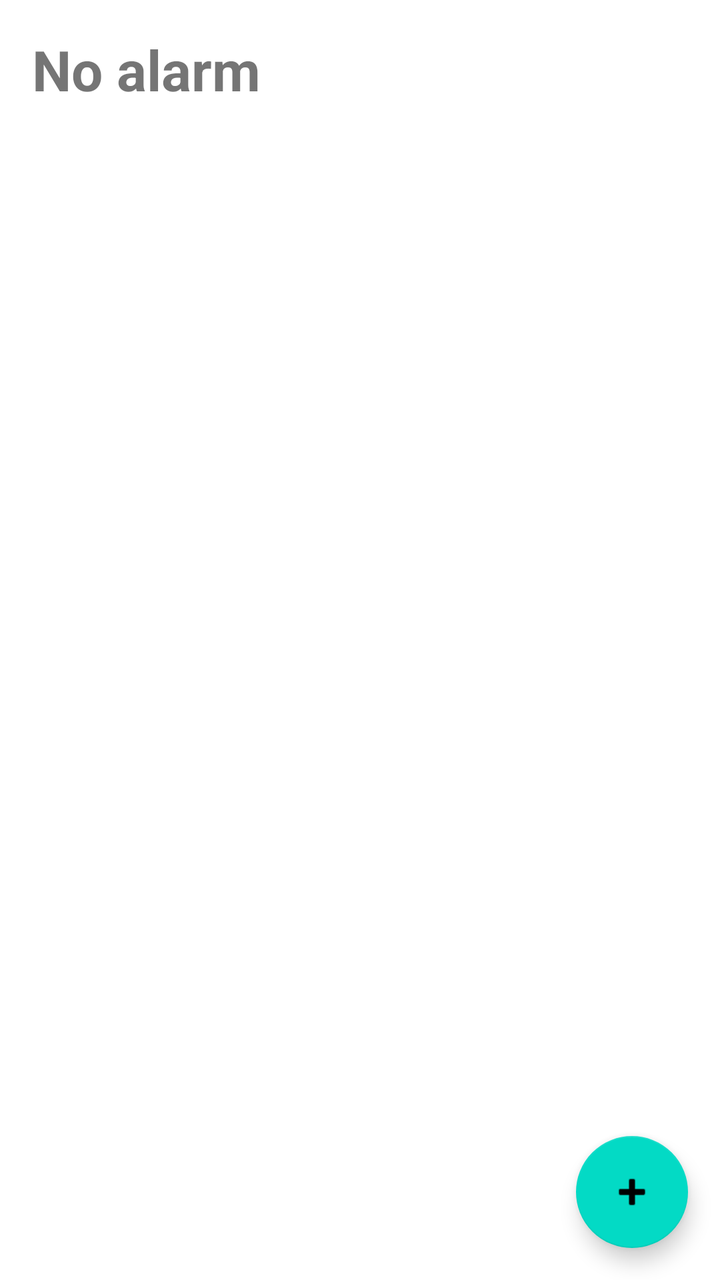
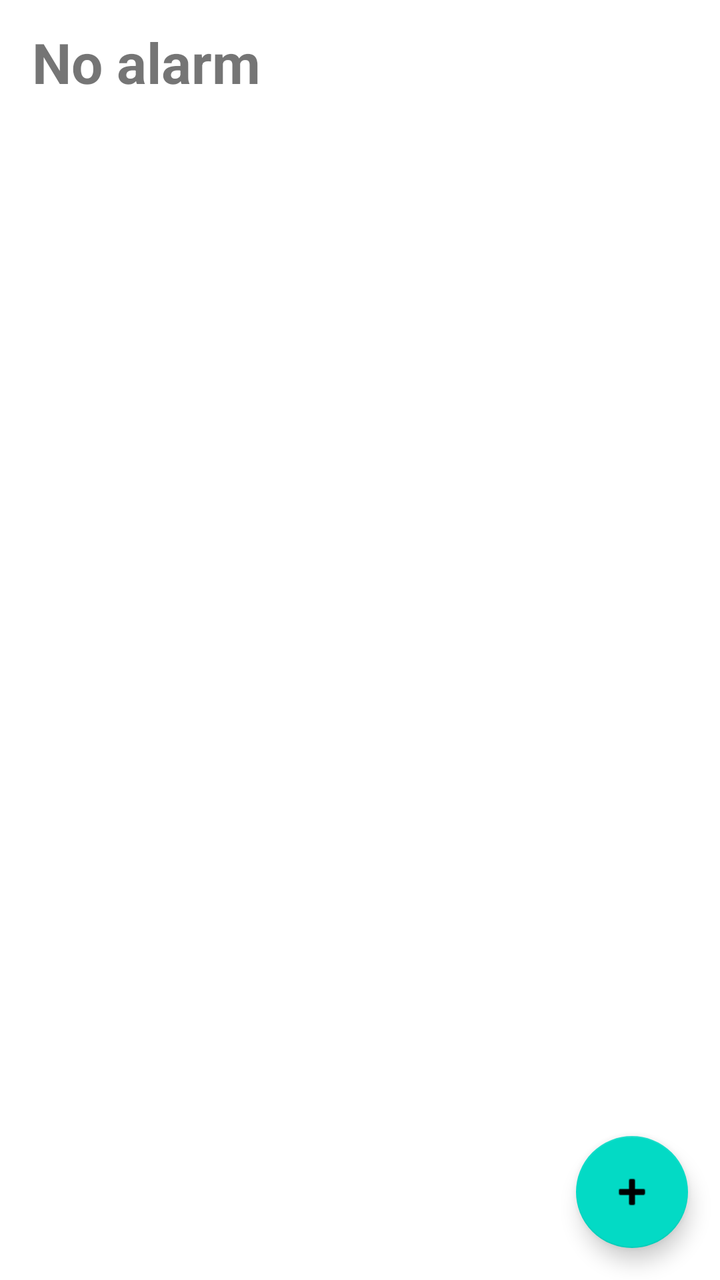

An Android layout rendered at two revisions. The XML below is the earlier revision; the diff shows what the commit changed to produce the second picture.
<!-- AndroidManifest.xml: application theme Theme.Alarmy -->
<!-- res/layout/activity_main.xml -->
<?xml version="1.0" encoding="utf-8"?>
<androidx.coordinatorlayout.widget.CoordinatorLayout
    xmlns:android="http://schemas.android.com/apk/res/android"
    xmlns:app="http://schemas.android.com/apk/res-auto"
    android:layout_width="match_parent"
    android:layout_height="match_parent"
    android:background="?attr/colorSurface">

    <LinearLayout
        android:layout_width="match_parent"
        android:layout_height="match_parent"
        android:orientation="vertical"
        android:padding="16dp">

        <TextView
            android:id="@+id/tvAlarmHeading"
            android:layout_width="match_parent"
            android:layout_height="wrap_content"
            android:text="@string/no_alarm"
            android:textSize="28sp"
            android:textStyle="bold"
            android:paddingBottom="16dp"/>

        <androidx.recyclerview.widget.RecyclerView
            android:id="@+id/recyclerViewAlarms"
            android:layout_width="match_parent"
            android:layout_height="0dp"
            android:layout_weight="1"/>

    </LinearLayout>

    <com.google.android.material.floatingactionbutton.FloatingActionButton
        android:id="@+id/fabAddAlarm"
        android:layout_width="wrap_content"
        android:layout_height="wrap_content"
        android:layout_gravity="bottom|end"
        android:layout_margin="16dp"
        android:contentDescription="Add Alarm"
        app:srcCompat="@android:drawable/ic_input_add"/>

</androidx.coordinatorlayout.widget.CoordinatorLayout>
<!-- resources referenced by this layout -->
<resources>
  <string name="no_alarm">No alarm</string>
  <style name="Theme.Alarmy" parent="Theme.MaterialComponents.DayNight.DarkActionBar">
          
          <item name="colorPrimary">@color/purple_500</item>
          <item name="colorPrimaryVariant">@color/purple_700</item>
          <item name="colorOnPrimary">@color/white</item>
          
          <item name="colorSecondary">@color/teal_200</item>
          <item name="colorSecondaryVariant">@color/teal_700</item>
          <item name="colorOnSecondary">@color/black</item>
          
          <item name="android:statusBarColor">?attr/colorPrimaryVariant</item>
          
          <item name="actionOverflowButtonStyle">@style/HamburgerOverflowButtonStyle</item>
      </style>
  <color name="purple_500">#FF6200EE</color>
  <color name="purple_700">#FF3700B3</color>
  <color name="white">#FFFFFFFF</color>
  <color name="teal_200">#FF03DAC5</color>
  <color name="teal_700">#FF018786</color>
  <color name="black">#FF000000</color>
  <style name="HamburgerOverflowButtonStyle" parent="Widget.AppCompat.ActionButton.Overflow">
          <item name="android:src">@drawable/ic_hamburger</item>
          <item name="srcCompat">@drawable/ic_hamburger</item>
          <item name="android:tint">@android:color/white</item>
          <item name="tint">@android:color/white</item>
      </style>
  <!-- drawable ic_hamburger (drawable) -->
  <?xml version="1.0" encoding="utf-8"?>
  <vector xmlns:android="http://schemas.android.com/apk/res/android"
      android:width="24dp"
      android:height="24dp"
      android:viewportWidth="24"
      android:viewportHeight="24"
      android:tint="@android:color/white">
    <path
        android:fillColor="@android:color/white"
        android:pathData="M3,18h18v-2H3v2zm0,-5h18v-2H3v2zm0,-7v2h18V6H3z"/>
  </vector>
</resources>

<!-- the commit's change to res/layout/activity_main.xml (unified diff, before → after) -->
@@ -2,6 +2,7 @@
 <androidx.coordinatorlayout.widget.CoordinatorLayout
     xmlns:android="http://schemas.android.com/apk/res/android"
     xmlns:app="http://schemas.android.com/apk/res-auto"
+    android:id="@+id/mainLayout"
     android:layout_width="match_parent"
     android:layout_height="match_parent"
     android:background="?attr/colorSurface">
@@ -10,7 +11,8 @@
         android:layout_width="match_parent"
         android:layout_height="match_parent"
         android:orientation="vertical"
-        android:padding="16dp">
+        android:padding="16dp"
+        android:clipToPadding="false">
 
         <TextView
             android:id="@+id/tvAlarmHeading"
@@ -19,13 +21,16 @@
             android:text="@string/no_alarm"
             android:textSize="28sp"
             android:textStyle="bold"
+            android:includeFontPadding="false"
             android:paddingBottom="16dp"/>
 
         <androidx.recyclerview.widget.RecyclerView
             android:id="@+id/recyclerViewAlarms"
             android:layout_width="match_parent"
             android:layout_height="0dp"
-            android:layout_weight="1"/>
+            android:layout_weight="1"
+            android:clipToPadding="false"
+            android:paddingBottom="88dp"/>
 
     </LinearLayout>
 
@@ -36,6 +41,9 @@
         android:layout_gravity="bottom|end"
         android:layout_margin="16dp"
         android:contentDescription="Add Alarm"
+        app:fabSize="normal"
+        app:backgroundTint="?attr/colorSecondary"
+        app:tint="?attr/colorOnSecondary"
         app:srcCompat="@android:drawable/ic_input_add"/>
 
 </androidx.coordinatorlayout.widget.CoordinatorLayout>
